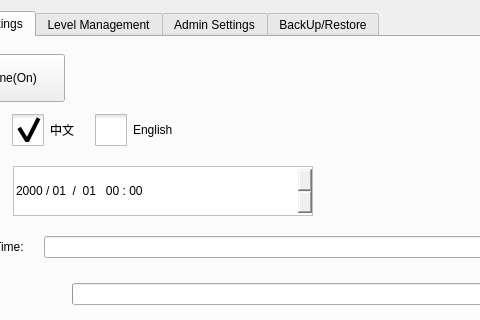
The window that hcsettings/ichcsystemsettingsframe.ui (dongdong-2009/3-5AxisRobot) describes before a commit, drawn with Qt 5; both pictures show x 87 to 567 and y 0 to 320 of the 1196 by 463 pixel window.
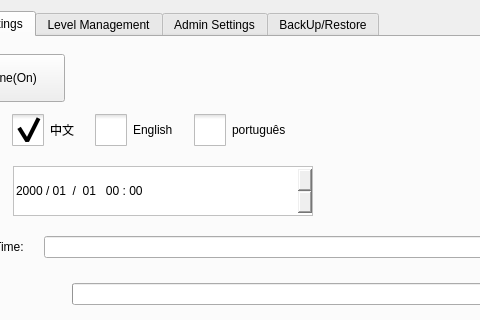
The same window after the commit. Icons and pictures are not drawn. Custom widgets are drawn as their Qt base class.

```diff
--- a/hcsettings/ichcsystemsettingsframe.ui
+++ b/hcsettings/ichcsystemsettingsframe.ui
@@ -195,7 +195,42 @@
 }</string>
            </property>
            <property name="text">
-            <string>English</string>
+            <string notr="true">English</string>
+           </property>
+           <attribute name="buttonGroup">
+            <string notr="true">languageButtonGroup</string>
+           </attribute>
+          </widget>
+         </item>
+         <item>
+          <widget class="QCheckBox" name="portuguesBox">
+           <property name="styleSheet">
+            <string notr="true">::indicator {
+     width: 32px;
+     height: 32px;
+ }
+
+::indicator:unchecked 
+{
+     image: url(:/resource/check_unchecked.png);
+ }
+::indicator:checked 
+{
+     image: url(:/resource/check_checked.png);
+ }
+
+QRadioButton::indicator:checked:disabled
+{
+ image: url(:/resource/check_checked_disable.png);
+}
+
+QRadioButton::indicator:unchecked:disabled
+{
+ image: url(:/resource/check_unchecked_disable.png);
+}</string>
+           </property>
+           <property name="text">
+            <string notr="true">português</string>
            </property>
            <attribute name="buttonGroup">
             <string notr="true">languageButtonGroup</string>
```
Left out of the diff: 2 changed lines with no effect on the pictures.
